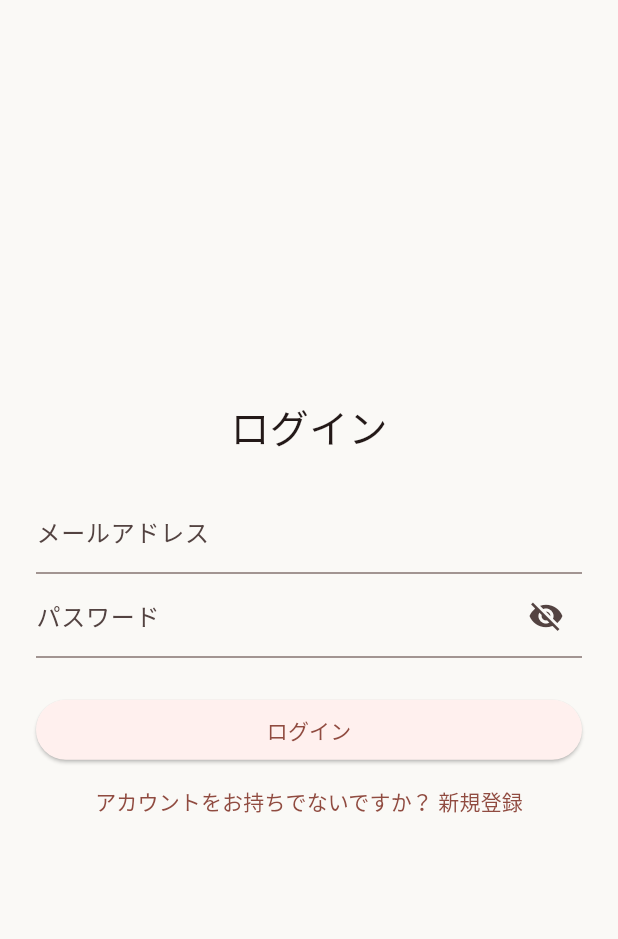
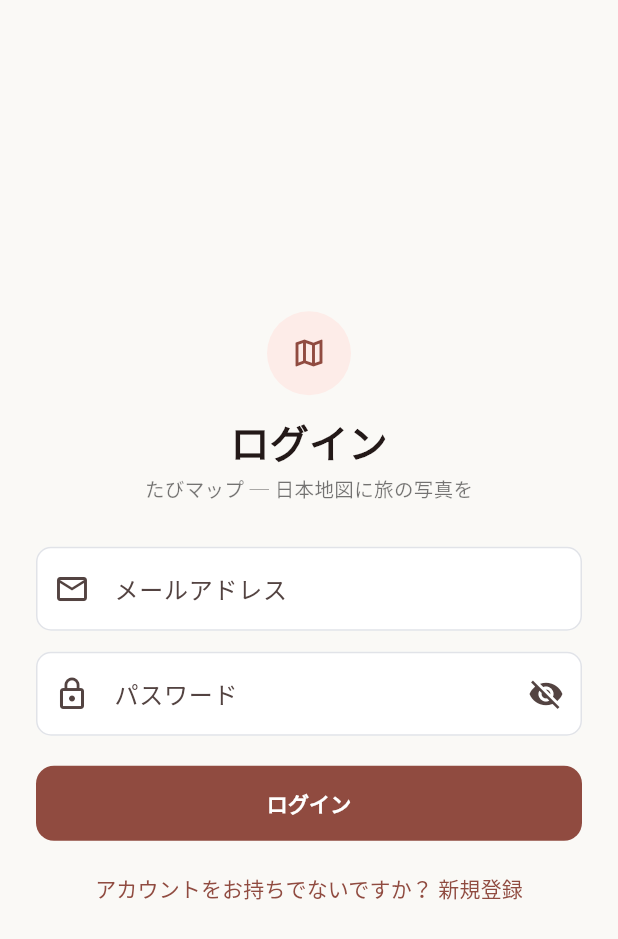
Before and after one commit to a-oba4485/TeamE, a Flutter app: the screen it shows after launch, on a phone screen of 412 x 824 dp. Shown: the top 939 px of the screen. Run offline on Flutter 3.47's test engine with Material 3 defaults, Android fonts, the phone set to English and light mode, and no system bars; our stand-ins replace image_picker, supabase_flutter; missing offline and left inert: countries_world_map; accounts and stored records are empty.

Commit message:
ログイン画面のデザイン

```diff
--- a/TeamE_application/lib/login_page.dart
+++ b/TeamE_application/lib/login_page.dart
@@ -55,27 +55,63 @@ class _LoginPageState extends State<LoginPage> {
 
   @override
   Widget build(BuildContext context) {
+    final primary = Theme.of(context).colorScheme.primary;
+    final fieldBorder = OutlineInputBorder(
+      borderRadius: BorderRadius.circular(10),
+      borderSide: const BorderSide(color: Color(0xFFE1E3E8)),
+    );
+
     return Scaffold(
-      body: Padding(
+      body: SafeArea(
+        child: Center(
+          child: SingleChildScrollView(
             padding: const EdgeInsets.all(24),
             child: Column(
-          mainAxisAlignment: MainAxisAlignment.center,
               children: [
-            const Text('ログイン', style: TextStyle(fontSize: 26)),
-            const SizedBox(height: 24),
+                CircleAvatar(
+                  radius: 28,
+                  backgroundColor: const Color(0xFFFDECE8),
+                  child: Icon(Icons.map_outlined, color: primary),
+                ),
+                const SizedBox(height: 12),
+                const Text(
+                  'ログイン',
+                  style: TextStyle(fontSize: 26, fontWeight: FontWeight.bold),
+                ),
+                const SizedBox(height: 4),
+                const Text(
+                  'たびマップ ─ 日本地図に旅の写真を',
+                  style: TextStyle(fontSize: 13, color: Colors.black54),
+                ),
+                const SizedBox(height: 28),
                 TextField(
                   controller: _emailController,
                   keyboardType: TextInputType.emailAddress,
-              decoration: const InputDecoration(labelText: 'メールアドレス'),
+                  decoration: InputDecoration(
+                    labelText: 'メールアドレス',
+                    prefixIcon: const Icon(Icons.email_outlined),
+                    filled: true,
+                    fillColor: Colors.white,
+                    border: fieldBorder,
+                    enabledBorder: fieldBorder,
                   ),
+                ),
+                const SizedBox(height: 14),
                 TextField(
                   controller: _passwordController,
                   obscureText: _obscurePassword,
                   decoration: InputDecoration(
                     labelText: 'パスワード',
+                    prefixIcon: const Icon(Icons.lock_outline),
+                    filled: true,
+                    fillColor: Colors.white,
+                    border: fieldBorder,
+                    enabledBorder: fieldBorder,
                     suffixIcon: IconButton(
                       icon: Icon(
-                    _obscurePassword ? Icons.visibility_off : Icons.visibility,
+                        _obscurePassword
+                            ? Icons.visibility_off
+                            : Icons.visibility,
                       ),
                       tooltip: _obscurePassword ? 'パスワードを表示' : 'パスワードを隠す',
                       onPressed: () {
@@ -86,22 +122,38 @@ class _LoginPageState extends State<LoginPage> {
                 ),
                 if (_errorMessage != null) ...[
                   const SizedBox(height: 12),
-              Text(_errorMessage!, style: const TextStyle(color: Colors.red)),
+                  Text(
+                    _errorMessage!,
+                    style: const TextStyle(color: Colors.red),
+                  ),
                 ],
-            const SizedBox(height: 24),
+                const SizedBox(height: 20),
                 SizedBox(
                   width: double.infinity,
-              child: ElevatedButton(
+                  height: 50,
+                  child: FilledButton(
                     onPressed: _isLoading ? null : _login,
+                    style: FilledButton.styleFrom(
+                      shape: RoundedRectangleBorder(
+                        borderRadius: BorderRadius.circular(12),
+                      ),
+                    ),
                     child: _isLoading
                         ? const SizedBox(
                             height: 20,
                             width: 20,
-                        child: CircularProgressIndicator(strokeWidth: 2),
+                            child: CircularProgressIndicator(
+                              strokeWidth: 2,
+                              color: Colors.white,
+                            ),
                           )
-                    : const Text('ログイン'),
+                        : const Text(
+                            'ログイン',
+                            style: TextStyle(fontWeight: FontWeight.bold),
                           ),
                   ),
+                ),
+                const SizedBox(height: 8),
                 TextButton(
                   onPressed: () => Navigator.push(
                     context,
@@ -112,6 +164,8 @@ class _LoginPageState extends State<LoginPage> {
               ],
             ),
           ),
+        ),
+      ),
     );
   }
 }
```
Lines whose indentation alone changed are shown as unchanged.
